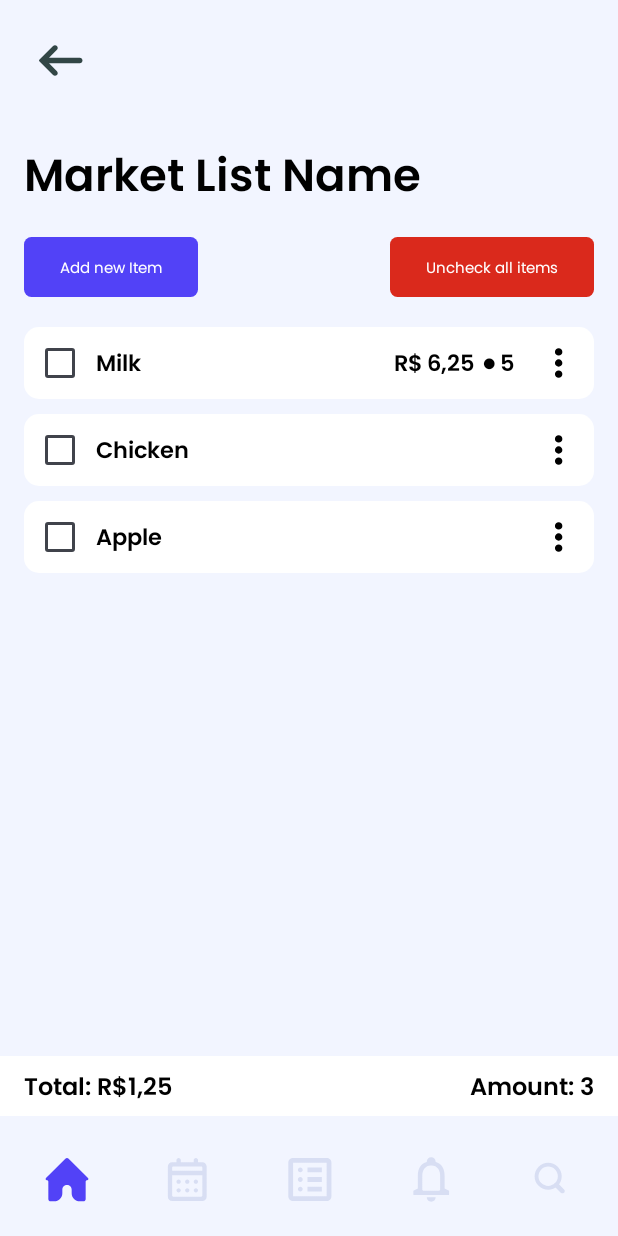
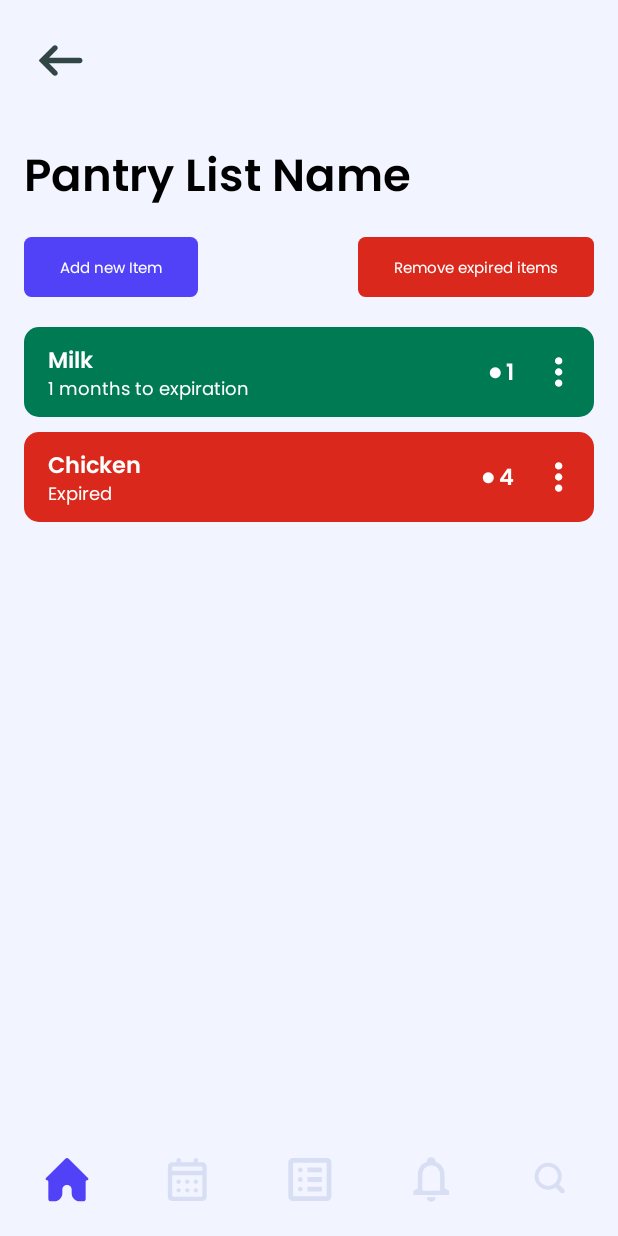
Before and after one commit to samirmaciel/KeepMarket-App, an Android app built with Jetpack Compose: the screen it shows after launch (MainActivity), on a phone screen of 412 x 824 dp. Run offline under Robolectric (Android 15) with nearby library versions, the phone set to English and light mode, and no system bars.

Commit message:
created Pantry List View

```diff
--- a/app/src/main/java/com/sm/keepmarket/MainActivity.kt
+++ b/app/src/main/java/com/sm/keepmarket/MainActivity.kt
@@ -8,6 +8,7 @@ import androidx.compose.material3.Scaffold
 import androidx.compose.ui.Modifier
 import com.sm.keepmarket.components.BottomMenu
 import com.sm.keepmarket.presentation.marketList.MarketListView
+import com.sm.keepmarket.presentation.pantryList.PantryListView
 import com.sm.keepmarket.presentation.theme.Background
 import com.sm.keepmarket.presentation.theme.KeepMarketTheme
 
@@ -21,7 +22,7 @@ class MainActivity : ComponentActivity() {
                     containerColor = Background,
                     bottomBar = { BottomMenu() }) { padding ->
 
-                    MarketListView(padding)
+                    PantryListView(padding)
 
                 }
             }
--- /dev/null
+++ b/app/src/main/java/com/sm/keepmarket/domain/PantryItem.kt
@@ -0,0 +1,52 @@
+package com.sm.keepmarket.domain
+
+import androidx.compose.ui.graphics.Color
+import com.sm.keepmarket.presentation.theme.Green
+import com.sm.keepmarket.presentation.theme.Orange
+import com.sm.keepmarket.presentation.theme.Red
+import java.time.LocalDate
+import java.time.Period
+import java.time.format.DateTimeFormatter
+
+class PantryItem(val id: String, val name: String, val dueDate: LocalDate) {
+
+    var amount: Int = 0
+
+    fun getDueDateFormatted() = dueDate.format(DateTimeFormatter.ofPattern("dd/MM/yy"))
+
+    fun getTimeLeft(): String {
+
+        val today = LocalDate.now()
+        val period = Period.between(today, dueDate)
+
+        val years = period.years
+        val months = period.months
+        val days = period.days
+
+        return when {
+            years > 0 -> "$years years to expiration"
+            months > 0 -> "$months months to expiration"
+            days > 0 -> "$days days to expiration"
+            else -> {"Expired"}
+        }
+    }
+
+    fun getDueColor(): Color{
+        val today = LocalDate.now()
+        val period = Period.between(today, dueDate)
+
+        if(amount == 0){
+            return Color.LightGray
+        }
+
+        if(period.days <= 0){
+            return Red
+        }
+
+        if(period.days < 4){
+            return Orange
+        }
+
+        return Green
+    }
+}
--- /dev/null
+++ b/app/src/main/java/com/sm/keepmarket/presentation/pantryList/PantryListView.kt
@@ -0,0 +1,206 @@
+package com.sm.keepmarket.presentation.pantryList
+
+import androidx.compose.foundation.background
+import androidx.compose.foundation.clickable
+import androidx.compose.foundation.layout.Box
+import androidx.compose.foundation.layout.Column
+import androidx.compose.foundation.layout.PaddingValues
+import androidx.compose.foundation.layout.Row
+import androidx.compose.foundation.layout.Spacer
+import androidx.compose.foundation.layout.fillMaxSize
+import androidx.compose.foundation.layout.fillMaxWidth
+import androidx.compose.foundation.layout.height
+import androidx.compose.foundation.layout.padding
+import androidx.compose.foundation.layout.size
+import androidx.compose.foundation.lazy.LazyColumn
+import androidx.compose.foundation.lazy.items
+import androidx.compose.foundation.shape.RoundedCornerShape
+import androidx.compose.material3.Button
+import androidx.compose.material3.ButtonDefaults
+import androidx.compose.material3.Checkbox
+import androidx.compose.material3.DropdownMenu
+import androidx.compose.material3.Icon
+import androidx.compose.material3.IconButton
+import androidx.compose.material3.MaterialTheme
+import androidx.compose.material3.Text
+import androidx.compose.runtime.Composable
+import androidx.compose.runtime.getValue
+import androidx.compose.runtime.mutableStateOf
+import androidx.compose.runtime.remember
+import androidx.compose.runtime.setValue
+import androidx.compose.ui.Alignment
+import androidx.compose.ui.Modifier
+import androidx.compose.ui.graphics.Color
+import androidx.compose.ui.res.painterResource
+import androidx.compose.ui.text.style.TextDecoration
+import androidx.compose.ui.unit.dp
+import androidx.compose.ui.unit.sp
+import com.sm.keepmarket.R
+import com.sm.keepmarket.components.MarketListItem
+import com.sm.keepmarket.domain.PantryItem
+import com.sm.keepmarket.presentation.theme.Background
+import com.sm.keepmarket.presentation.theme.Blue
+import com.sm.keepmarket.presentation.theme.Red
+import com.sm.keepmarket.util.Mock
+import java.math.BigDecimal
+
+@Composable
+fun PantryListView(paddingValues: PaddingValues) {
+    Column(
+        modifier = Modifier
+            .fillMaxSize()
+            .background(Background)
+            .padding(paddingValues)
+    ) {
+
+        IconButton(modifier = Modifier.padding(16.dp), onClick = {
+
+        }) {
+            Icon(
+                painter = painterResource(R.drawable.arrowlefticon),
+                tint = Color.Unspecified,
+                contentDescription = "Arrow back view"
+            )
+        }
+
+        Text(
+            modifier = Modifier.padding(16.dp),
+            text = "Pantry List Name",
+            style = MaterialTheme.typography.titleLarge
+        )
+
+        Row(
+            modifier = Modifier
+                .fillMaxWidth()
+                .padding(horizontal = 16.dp), verticalAlignment = Alignment.CenterVertically
+        ) {
+            Button(
+                onClick = {
+
+                },
+                colors = ButtonDefaults.buttonColors(
+                    containerColor = Blue
+                ),
+                shape = RoundedCornerShape(5.dp)
+            ) {
+                Text("Add new Item", style = MaterialTheme.typography.labelSmall)
+            }
+
+            Spacer(
+                modifier = Modifier
+                    .size(10.dp)
+                    .weight(1f)
+            )
+
+            Button(
+                onClick = {
+
+                },
+                colors = ButtonDefaults.buttonColors(
+                    containerColor = Red
+                ),
+                shape = RoundedCornerShape(5.dp)
+            ) {
+                Text("Remove expired items", style = MaterialTheme.typography.labelSmall)
+            }
+        }
+
+        LazyColumn(modifier = Modifier.padding(start = 16.dp, end = 16.dp, top = 16.dp)) {
+            items(Mock.getPantryItemList()) { item ->
+                PantryListItem(item)
+            }
+        }
+    }
+}
+
+@Composable
+fun PantryListItem(pantryItem: PantryItem) {
+
+    Row(
+        modifier = Modifier
+            .fillMaxWidth()
+            .padding(bottom = 10.dp)
+            .height(60.dp)
+            .background(color = pantryItem.getDueColor(), shape = RoundedCornerShape(10.dp)),
+        verticalAlignment = Alignment.CenterVertically
+    ) {
+
+        var expanded by remember { mutableStateOf(false) }
+
+        Column(modifier = Modifier.padding(start = 16.dp)) {
+            Text(
+                pantryItem.name,
+                style = MaterialTheme.typography.titleLarge,
+                fontSize = 15.sp,
+                color = Color.White
+            )
+
+            Text(
+                pantryItem.getTimeLeft(),
+                style = MaterialTheme.typography.labelSmall,
+                fontSize = 12.sp,
+                color = Color.White
+            )
+        }
+
+        Spacer(modifier = Modifier
+            .size(10.dp)
+            .weight(1f))
+
+
+        Text(
+            modifier = Modifier.padding(end = 5.dp),
+            text = "● ${pantryItem.amount}",
+            style = MaterialTheme.typography.titleLarge,
+            fontSize = 15.sp,
+            color = Color.White
+        )
+
+
+        Box() {
+            IconButton(onClick = {
+                expanded = true
+            }) {
+                Icon(
+                    modifier = Modifier.size(20.dp),
+                    painter = painterResource(R.drawable.moreverticon),
+                    tint = Color.White,
+                    contentDescription = "More button"
+                )
+            }
+
+            DropdownMenu(
+                modifier = Modifier.background(color = Color.White),
+                expanded = expanded,
+                onDismissRequest = { expanded = false }
+            ) {
+                Box(
+                    modifier = Modifier
+                        .size(35.dp)
+                        .clickable { }
+                        .padding(8.dp),
+                    contentAlignment = Alignment.Center
+                ) {
+                    Icon(
+                        painter = painterResource(R.drawable.editicon),
+                        contentDescription = "Editar"
+                    )
+                }
+
+                Box(
+                    modifier = Modifier
+                        .size(35.dp)
+                        .clickable { }
+                        .padding(8.dp),
+                    contentAlignment = Alignment.Center
+                ) {
+                    Icon(
+                        painter = painterResource(R.drawable.deleteicon),
+                        contentDescription = "Excluir"
+                    )
+                }
+            }
+        }
+    }
+
+}
--- a/app/src/main/java/com/sm/keepmarket/util/Mock.kt
+++ b/app/src/main/java/com/sm/keepmarket/util/Mock.kt
@@ -4,8 +4,10 @@ import com.sm.keepmarket.R
 import com.sm.keepmarket.domain.FeaturedCard
 import com.sm.keepmarket.domain.Highlight
 import com.sm.keepmarket.domain.MarketItem
+import com.sm.keepmarket.domain.PantryItem
 import com.sm.keepmarket.domain.Route
 import java.math.BigDecimal
+import java.time.LocalDate
 import java.time.LocalDateTime
 
 object Mock {
@@ -156,4 +158,19 @@ object Mock {
         return list
     }
 
+    fun getPantryItemList(): List<PantryItem>{
+        val list = mutableListOf<PantryItem>()
+
+        val item1 = PantryItem("123", "Milk", LocalDate.of(2025, 10, 10))
+        val item2 = PantryItem("123", "Chicken", LocalDate.of(2025, 7, 18))
+
+        item1.amount = 1
+        item2.amount = 4
+
+        list.add(item1)
+        list.add(item2)
+
+        return list
+    }
+
 }
```
